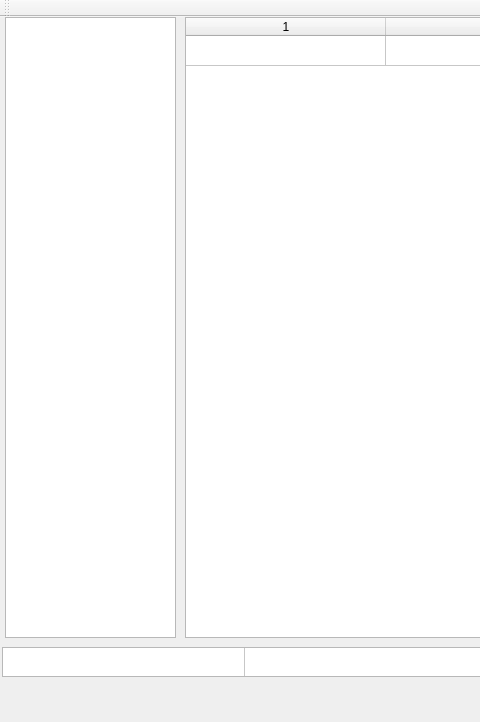
First picture: the form in mainwindow.ui, repository ATmega8/StateTableEditor, before the edit; both pictures show x 0 to 480 and y 0 to 722 of the 1280 by 722 pixel window.
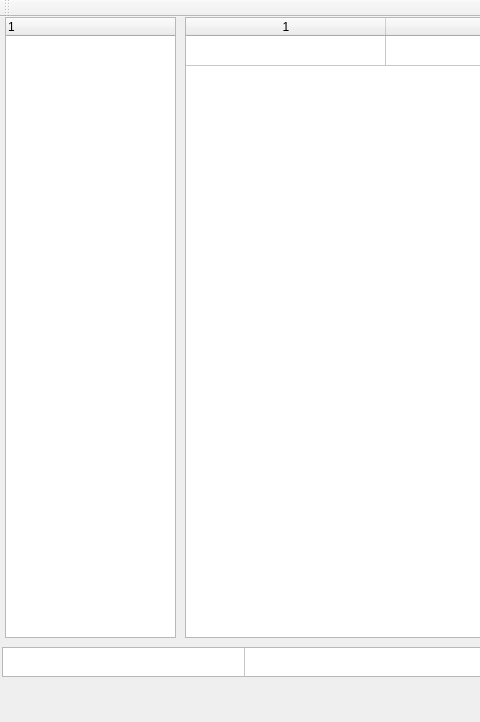
Second picture: the form after the edit.

```diff
--- a/mainwindow.ui
+++ b/mainwindow.ui
@@ -176,7 +176,7 @@
      <number>1</number>
     </property>
     <attribute name="headerVisible">
-     <bool>false</bool>
+     <bool>true</bool>
     </attribute>
     <column>
      <property name="text">
```
